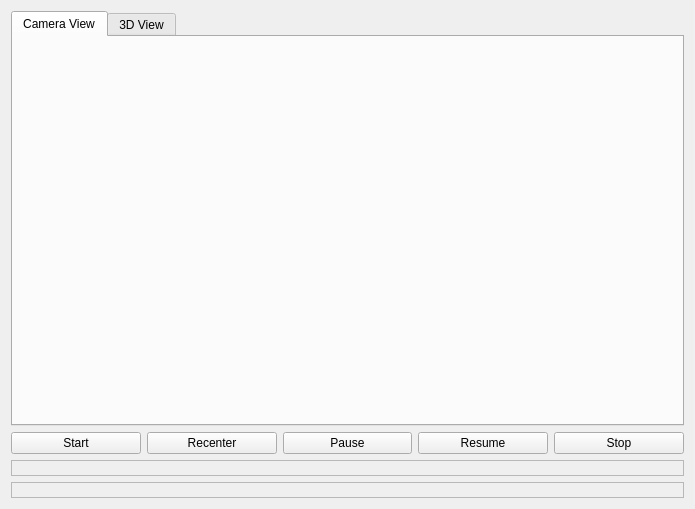
Before: the Qt Designer form src/qt_gui/ltr_gui.ui in StarTuz/linuxtrack-Qt6-Wayland, drawn with Qt 5.
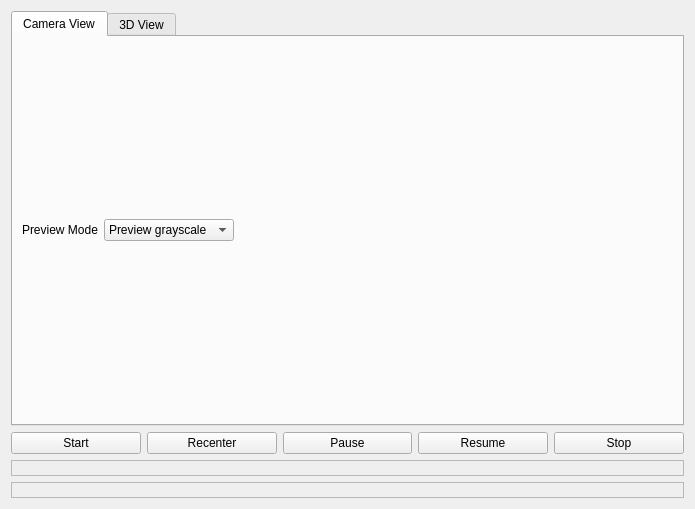
After: the same form once the commit is applied. The open tabs and pages were chosen to show the change. Icons and pictures are not drawn.

Commit message: Add webcam preview mode toggle

```diff
--- a/src/qt_gui/ltr_gui.ui
+++ b/src/qt_gui/ltr_gui.ui
@@ -28,6 +28,44 @@
        <string>Camera View</string>
       </attribute>
       <layout class="QVBoxLayout" name="verticalLayout_3">
+       <item>
+        <layout class="QHBoxLayout" name="horizontalLayout_2">
+         <item>
+          <widget class="QLabel" name="previewModeLabel">
+           <property name="text">
+            <string>Preview Mode</string>
+           </property>
+          </widget>
+         </item>
+         <item>
+          <widget class="QComboBox" name="previewMode">
+           <item>
+            <property name="text">
+             <string>Preview grayscale</string>
+            </property>
+           </item>
+           <item>
+            <property name="text">
+             <string>Processed mask</string>
+            </property>
+           </item>
+          </widget>
+         </item>
+         <item>
+          <spacer name="horizontalSpacer">
+           <property name="orientation">
+            <enum>Qt::Horizontal</enum>
+           </property>
+           <property name="sizeHint" stdset="0">
+            <size>
+             <width>40</width>
+             <height>20</height>
+            </size>
+           </property>
+          </spacer>
+         </item>
+        </layout>
+       </item>
        <item>
         <layout class="QVBoxLayout" name="pix_box"/>
        </item>
```
The commit also changes 7 other files.
